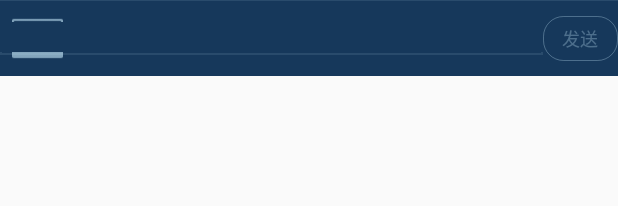
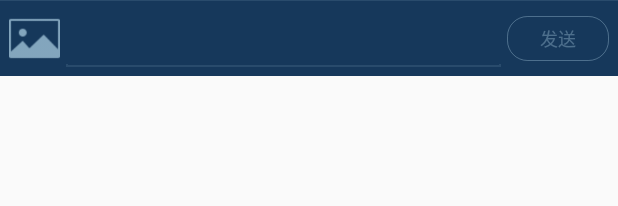
Before and after one commit to chongbo2013/AndroidKeyBoard, an Android app: the layout view_keyboard.xml on its own in the app's theme, with its tools: preview values and no code run, on a phone screen of 412 x 824 dp. Shown: the top 206 px of the screen. Run offline under Robolectric (Android 15) with nearby library versions, the phone set to English and light mode, and no system bars.

Commit message:
1、修改布局，修复bug

```diff
--- a/app/src/main/java/com/moxiu/keyboard/EmoticonsKeyBoard.java
+++ b/app/src/main/java/com/moxiu/keyboard/EmoticonsKeyBoard.java
@@ -122,7 +122,12 @@ public class EmoticonsKeyBoard extends AutoHeightLayout implements View.OnClickL
     public void OnSoftClose() {
         super.OnSoftClose();
 //        setFuncViewHeight(EmoticonsKeyboardUtils.dip2px(getContext(), APPS_HEIGHT));
-        mLyKvml.hideAllFuncView();
+        if(mLyKvml.isShowPanel()) {
+            mLyKvml.setResetKeyShowPanel();
+            return;
+        }
+            mLyKvml.hideAllFuncView();
+
     }
     public void addOnFuncKeyBoardListener(FuncLayout.OnFuncKeyBoardListener l) {
         mLyKvml.addOnKeyBoardListener(l);
--- a/app/src/main/java/com/moxiu/keyboard/FuncLayout.java
+++ b/app/src/main/java/com/moxiu/keyboard/FuncLayout.java
@@ -42,6 +42,7 @@ public class FuncLayout extends LinearLayout {
 
         //键盘打开
         if (isSoftKeyboardPop) {
+            isKeyShowPanel=true;
             if (EmoticonsKeyboardUtils.isFullScreen((Activity) getContext())) {
                 EmoticonsKeyboardUtils.closeSoftKeyboard(editText);
             } else {
@@ -98,6 +99,14 @@ public class FuncLayout extends LinearLayout {
         }
         mListenerList.add(l);
     }
+    boolean isKeyShowPanel=false;
+    public boolean isShowPanel() {
+        return isKeyShowPanel;
+    }
+
+    public void setResetKeyShowPanel() {
+        isKeyShowPanel=false;
+    }
 
     public interface OnFuncKeyBoardListener {
         /**
--- a/app/src/main/res/layout/view_keyboard.xml
+++ b/app/src/main/res/layout/view_keyboard.xml
@@ -12,57 +12,48 @@
         android:focusable="true"
         android:focusableInTouchMode="true" />
 
-    <RelativeLayout
+    <FrameLayout
         android:layout_width="match_parent"
-        android:layout_height="wrap_content"
-        android:orientation="horizontal"
-        android:paddingBottom="8dp"
-        android:paddingTop="8dp">
+        android:layout_height="50dip"
+        android:padding="6dip"
+        >
         <!--照片-->
         <ImageView
             android:id="@+id/btn_photo"
-            android:layout_width="34dp"
-            android:layout_height="34dp"
-            android:layout_centerVertical="true"
-            android:layout_marginLeft="8dp"
-            android:clickable="true"
-            android:background="@drawable/tm_message_select_photo"
+            android:layout_width="34dip"
+            android:layout_height="34dip"
+            android:layout_gravity="center_vertical"
+            android:src="@drawable/tm_message_select_photo"
            />
 
             <!--输入框-->
         <com.moxiu.keyboard.EmoticonsEditText
             android:id="@+id/et_chat"
             android:layout_width="match_parent"
-                android:layout_height="wrap_content"
-                android:layout_centerVertical="true"
+            android:layout_height="match_parent"
             android:background="@drawable/tm_comment_edit_style"
             android:focusable="false"
+            android:layout_gravity="center_vertical"
             android:focusableInTouchMode="false"
             android:lineSpacingExtra="4dp"
             android:maxLines="4"
-                android:paddingLeft="8dp"
-                android:textSize="16sp"
-                android:layout_toRightOf="@+id/btn_photo"
-                android:layout_toLeftOf="@+id/btn_send"
-                android:layout_toStartOf="@+id/btn_send" />
-
+            android:paddingTop="8dip"
+            android:paddingBottom="8dip"
+            android:layout_marginLeft="38dip"
+            android:layout_marginRight="72dip"
+            android:textSize="16sp" />
         <!--发送-->
         <TextView
             android:id="@+id/btn_send"
-            android:layout_width="50dp"
+            android:layout_width="68dip"
             android:layout_height="30dp"
             android:gravity="center"
+            android:layout_gravity="center_vertical|right"
             android:background="@drawable/tm_club_publish_post_send_selector"
-            android:paddingLeft="10dp"
-            android:paddingRight="10dp"
             android:text="发送"
             android:textColor="@color/tm_text_white_non_transparency_30"
-            android:textSize="12sp"
-            android:layout_centerVertical="true"
-            android:layout_alignParentRight="true"
-            android:layout_alignParentEnd="true" />
-
-    </RelativeLayout>
+            android:textSize="12sp" />
+    </FrameLayout>
 
     <com.moxiu.keyboard.FuncLayout
         android:id="@+id/ly_kvml"
```
Lines whose indentation alone changed are shown as unchanged.
